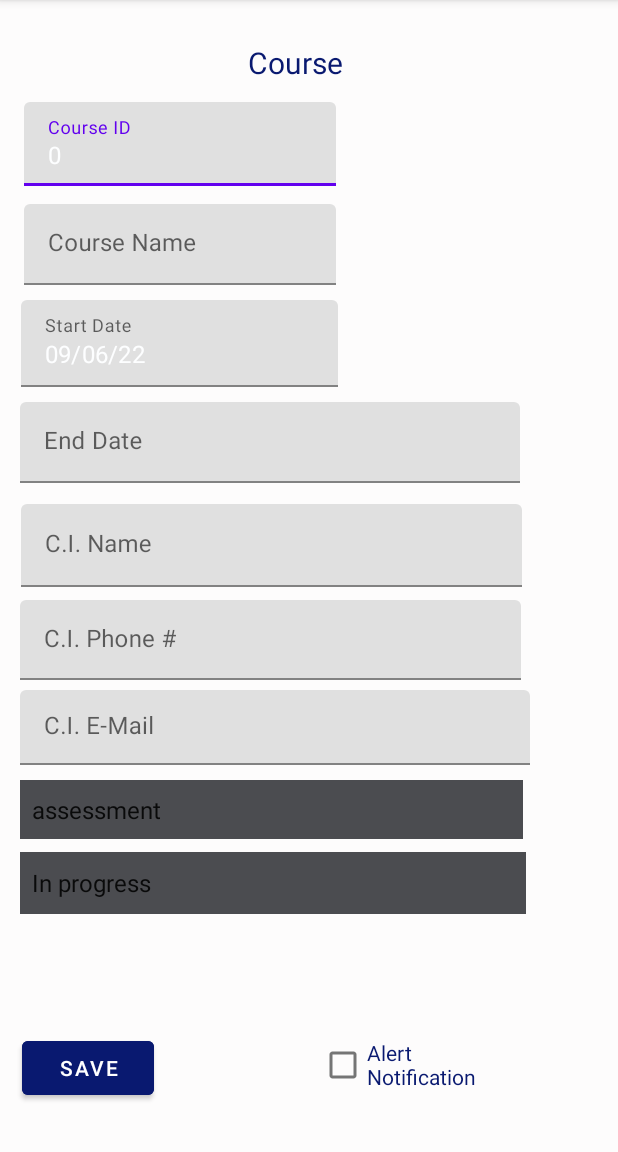
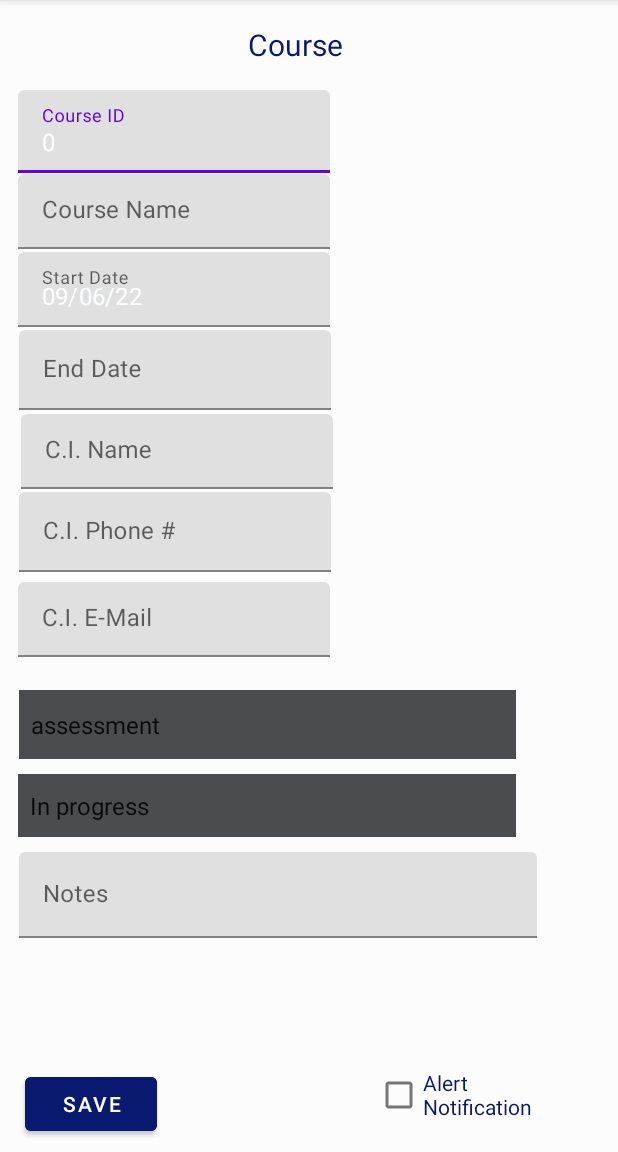
Before and after one commit to AlphaMOVG/CoolSchoolApp, an Android app: the CourseDetails screen opened directly, with no data from a screen before it, on a phone screen of 412 x 824 dp, the part 84-1236 px from its top. Run offline under Robolectric (Android 15) with nearby library versions, the phone set to English and light mode, and no system bars; our stand-ins replace Room's generated code.

Commit message:
commit 9.1

```diff
--- a/app/src/main/res/layout/activity_course_details.xml
+++ b/app/src/main/res/layout/activity_course_details.xml
@@ -11,21 +11,23 @@
         android:id="@+id/textView6"
         android:layout_width="81dp"
         android:layout_height="30dp"
-        android:layout_marginTop="28dp"
+        android:layout_marginTop="16dp"
         android:text="Course"
         android:textColor="#091970"
         android:textSize="20sp"
         app:layout_constraintEnd_toEndOf="parent"
+        app:layout_constraintHorizontal_bias="0.501"
         app:layout_constraintStart_toStartOf="parent"
         app:layout_constraintTop_toTopOf="parent" />
 
+
     <com.google.android.material.textfield.TextInputLayout
         android:id="@+id/textInputLayout4"
-        android:layout_width="306dp"
-        android:layout_height="56dp"
-        android:layout_marginTop="68dp"
+        android:layout_width="298dp"
+        android:layout_height="55dp"
+        android:layout_marginTop="60dp"
         app:layout_constraintEnd_toEndOf="parent"
-        app:layout_constraintHorizontal_bias="0.152"
+        app:layout_constraintHorizontal_bias="0.104"
         app:layout_constraintStart_toStartOf="parent"
         app:layout_constraintTop_toTopOf="parent">
 
@@ -36,14 +38,15 @@
             android:editable="false"
             android:hint="Course ID"
             android:textColor="#FDFEFF" />
+
     </com.google.android.material.textfield.TextInputLayout>
 
     <com.google.android.material.textfield.TextInputLayout
         android:layout_width="260dp"
-        android:layout_height="54dp"
-        android:layout_marginTop="136dp"
+        android:layout_height="50dp"
+        android:layout_marginTop="116dp"
         app:layout_constraintEnd_toEndOf="parent"
-        app:layout_constraintHorizontal_bias="0.105"
+        app:layout_constraintHorizontal_bias="0.078"
         app:layout_constraintStart_toStartOf="parent"
         app:layout_constraintTop_toTopOf="parent">
 
@@ -52,55 +55,56 @@
             android:layout_width="208dp"
             android:layout_height="match_parent"
             android:hint="Course Name"
-            android:textColor="#FDFEFF" />
+            android:textColor="#FDFEFF"
+            tools:ignore="TextContrastCheck" />
     </com.google.android.material.textfield.TextInputLayout>
 
     <com.google.android.material.textfield.TextInputLayout
-        android:layout_width="248dp"
-        android:layout_height="58dp"
-        android:layout_marginTop="200dp"
+        android:layout_width="251dp"
+        android:layout_height="50dp"
+        android:layout_marginTop="168dp"
         app:layout_constraintEnd_toEndOf="parent"
-        app:layout_constraintHorizontal_bias="0.085"
+        app:layout_constraintHorizontal_bias="0.074"
         app:layout_constraintStart_toStartOf="parent"
         app:layout_constraintTop_toTopOf="parent">
 
         <com.google.android.material.textfield.TextInputEditText
             android:id="@+id/startDatePicker"
-            android:layout_width="211dp"
+            android:layout_width="208dp"
             android:layout_height="match_parent"
             android:hint="Start Date"
             android:textColor="#FDFEFF" />
     </com.google.android.material.textfield.TextInputLayout>
 
     <com.google.android.material.textfield.TextInputLayout
-        android:layout_width="357dp"
-        android:layout_height="54dp"
-        android:layout_marginTop="268dp"
+        android:layout_width="361dp"
+        android:layout_height="53dp"
+        android:layout_marginTop="220dp"
         app:layout_constraintEnd_toEndOf="parent"
-        app:layout_constraintHorizontal_bias="0.24"
+        app:layout_constraintHorizontal_bias="0.25"
         app:layout_constraintStart_toStartOf="parent"
         app:layout_constraintTop_toTopOf="parent">
 
         <com.google.android.material.textfield.TextInputEditText
             android:id="@+id/endDatePicker"
-            android:layout_width="333dp"
+            android:layout_width="208dp"
             android:layout_height="match_parent"
             android:hint="End Date"
             android:textColor="#FDFEFF" />
     </com.google.android.material.textfield.TextInputLayout>
 
     <com.google.android.material.textfield.TextInputLayout
-        android:layout_width="348dp"
-        android:layout_height="55dp"
-        android:layout_marginTop="336dp"
+        android:layout_width="347dp"
+        android:layout_height="50dp"
+        android:layout_marginTop="276dp"
         app:layout_constraintEnd_toEndOf="parent"
-        app:layout_constraintHorizontal_bias="0.222"
+        app:layout_constraintHorizontal_bias="0.212"
         app:layout_constraintStart_toStartOf="parent"
         app:layout_constraintTop_toTopOf="parent">
 
         <com.google.android.material.textfield.TextInputEditText
             android:id="@+id/cINameTxt"
-            android:layout_width="334dp"
+            android:layout_width="208dp"
             android:layout_height="match_parent"
             android:hint="C.I. Name"
             android:textColor="#FDFEFF" />
@@ -109,83 +113,102 @@
     <com.google.android.material.textfield.TextInputLayout
         android:layout_width="373dp"
         android:layout_height="53dp"
-        android:layout_marginTop="400dp"
+        android:layout_marginTop="328dp"
         app:layout_constraintEnd_toEndOf="parent"
-        app:layout_constraintHorizontal_bias="0.342"
+        app:layout_constraintHorizontal_bias="0.325"
         app:layout_constraintStart_toStartOf="parent"
         app:layout_constraintTop_toTopOf="parent">
 
         <com.google.android.material.textfield.TextInputEditText
             android:id="@+id/cIPhoneTxt"
-            android:layout_width="334dp"
+            android:layout_width="208dp"
             android:layout_height="match_parent"
             android:hint="C.I. Phone #"
             android:textColor="#FDFEFF" />
     </com.google.android.material.textfield.TextInputLayout>
 
+
     <com.google.android.material.textfield.TextInputLayout
         android:id="@+id/textInputLayout2"
         android:layout_width="372dp"
         android:layout_height="50dp"
-        android:layout_marginTop="460dp"
+        android:layout_marginTop="388dp"
         app:layout_constraintEnd_toEndOf="parent"
-        app:layout_constraintHorizontal_bias="0.333"
+        app:layout_constraintHorizontal_bias="0.292"
         app:layout_constraintStart_toStartOf="parent"
         app:layout_constraintTop_toTopOf="parent">
 
         <com.google.android.material.textfield.TextInputEditText
             android:id="@+id/cIEmailTxt"
-            android:layout_width="340dp"
+            android:layout_width="208dp"
             android:layout_height="match_parent"
             android:hint="C.I. E-Mail"
             android:textColor="#FDFEFF" />
     </com.google.android.material.textfield.TextInputLayout>
 
+    <Spinner
+        android:id="@+id/assessmentsSpinner"
+        android:layout_width="331dp"
+        android:layout_height="46dp"
+        android:layout_marginTop="460dp"
+        android:background="#4B4C50"
+        app:layout_constraintEnd_toEndOf="parent"
+        app:layout_constraintHorizontal_bias="0.158"
+        app:layout_constraintStart_toStartOf="parent"
+        app:layout_constraintTop_toTopOf="parent"
+        tools:ignore="SpeakableTextPresentCheck" />
+
+    <Spinner
+        android:id="@+id/statusSpinner"
+        android:layout_width="332dp"
+        android:layout_height="42dp"
+        android:layout_marginTop="516dp"
+        android:background="#4B4C50"
+        app:layout_constraintEnd_toEndOf="parent"
+        app:layout_constraintHorizontal_bias="0.148"
+        app:layout_constraintStart_toStartOf="parent"
+        app:layout_constraintTop_toTopOf="parent"
+        tools:ignore="SpeakableTextPresentCheck" />
+
     <Button
         android:id="@+id/saveButton"
         android:layout_width="wrap_content"
         android:layout_height="wrap_content"
-        android:layout_marginBottom="32dp"
+        android:layout_marginBottom="8dp"
         android:backgroundTint="#091970"
         android:text="Save"
         android:textColor="@color/white"
         app:layout_constraintBottom_toBottomOf="parent"
         app:layout_constraintEnd_toEndOf="parent"
-        app:layout_constraintHorizontal_bias="0.046"
+        app:layout_constraintHorizontal_bias="0.052"
         app:layout_constraintStart_toStartOf="parent" />
 
     <CheckBox
         android:id="@+id/checkBox3"
         android:layout_width="120dp"
         android:layout_height="52dp"
-        android:layout_marginBottom="32dp"
+        android:layout_marginBottom="12dp"
         android:text="Alert Notification"
         android:textColor="#091970"
         app:layout_constraintBottom_toBottomOf="parent"
         app:layout_constraintEnd_toEndOf="parent"
-        app:layout_constraintHorizontal_bias="0.728"
+        app:layout_constraintHorizontal_bias="0.856"
         app:layout_constraintStart_toStartOf="parent" />
 
-    <Spinner
-        android:id="@+id/assessmentsSpinner"
-        android:layout_width="335dp"
-        android:layout_height="39dp"
-        android:layout_marginTop="520dp"
-        android:background="#4B4C50"
+    <com.google.android.material.textfield.TextInputLayout
+        android:layout_width="373dp"
+        android:layout_height="57dp"
+        android:layout_marginTop="568dp"
         app:layout_constraintEnd_toEndOf="parent"
-        app:layout_constraintHorizontal_bias="0.171"
+        app:layout_constraintHorizontal_bias="0.325"
         app:layout_constraintStart_toStartOf="parent"
-        app:layout_constraintTop_toTopOf="parent" />
+        app:layout_constraintTop_toTopOf="parent">
 
-    <Spinner
-        android:id="@+id/statusSpinner"
-        android:layout_width="337dp"
-        android:layout_height="41dp"
-        android:layout_marginTop="568dp"
-        android:background="#4B4C50"
-        app:layout_constraintEnd_toEndOf="parent"
-        app:layout_constraintHorizontal_bias="0.175"
-        app:layout_constraintStart_toStartOf="parent"
-        app:layout_constraintTop_toTopOf="parent" />
+        <com.google.android.material.textfield.TextInputEditText
+            android:id="@+id/notesTxt"
+            android:layout_width="345dp"
+            android:layout_height="match_parent"
+            android:hint="Notes" />
+    </com.google.android.material.textfield.TextInputLayout>
 
 </androidx.constraintlayout.widget.ConstraintLayout>
```
Also changed, not shown: app/src/main/java/android/CoolSchool/UI/AssessmentDetails.java (+42 -2 lines), app/src/main/res/layout/activity_assessment_details.xml (+29 -13 lines), app/src/main/res/layout/activity_term_details.xml (+22 -6 lines), app/src/main/res/menu/assessment_menu.xml (added, +20 -0 lines).
